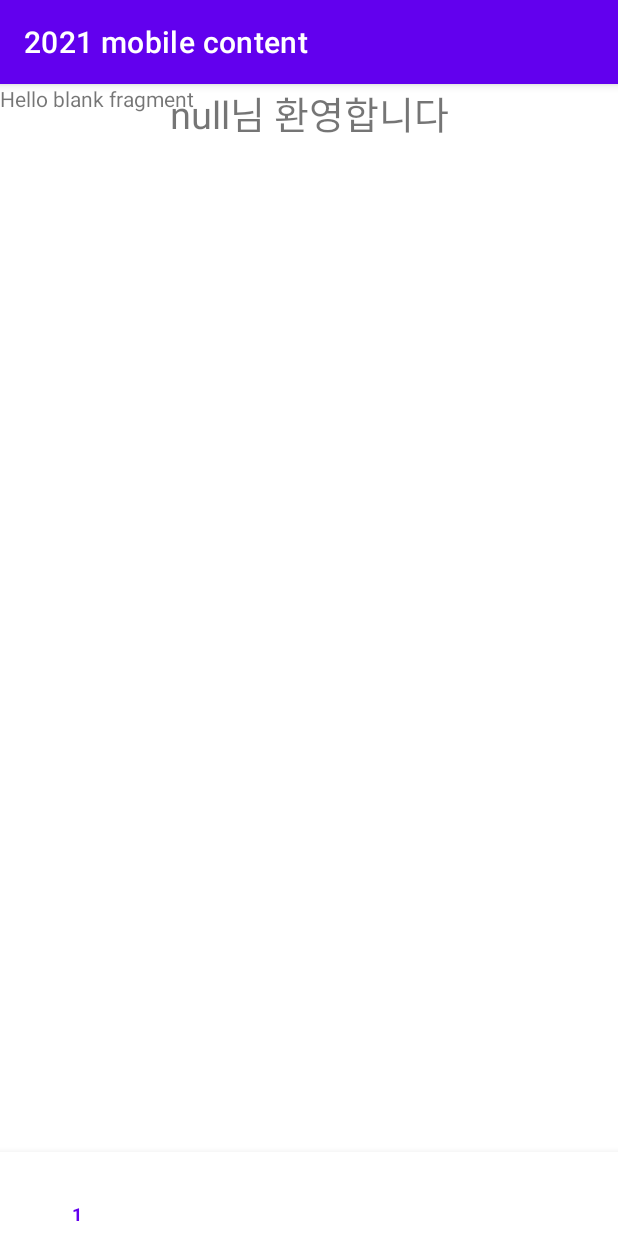
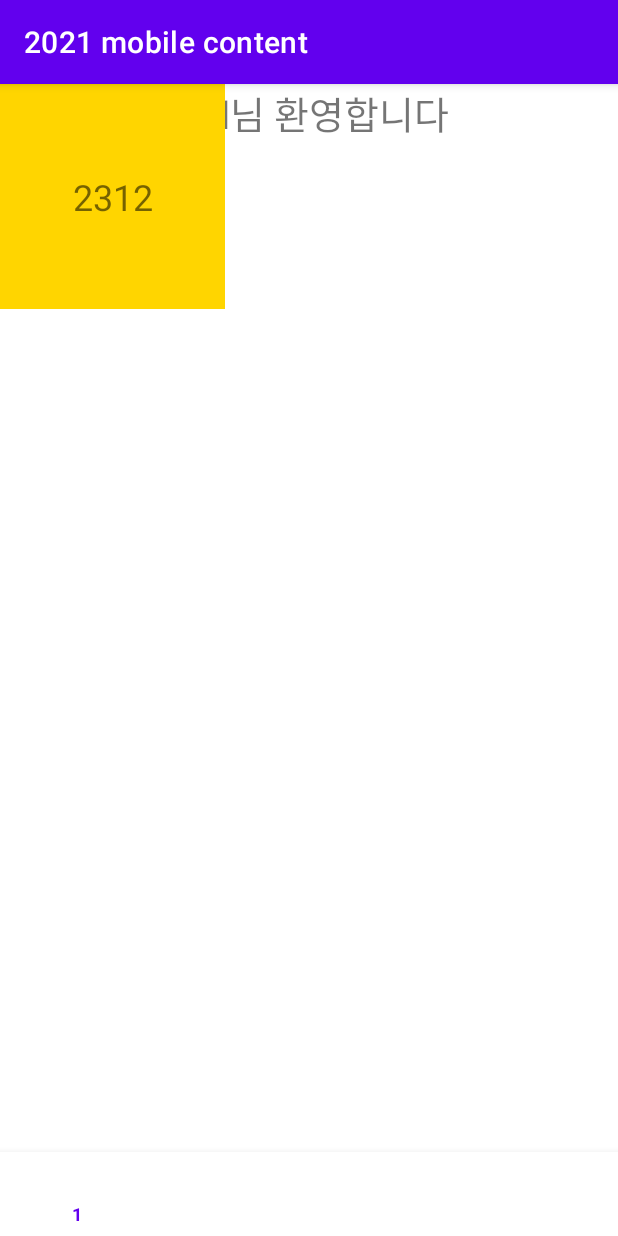
Before and after one commit to polaris428/2021mobilecontent, an Android app: the fragment GraphFragment_2 placed in its activity, on a phone screen of 412 x 824 dp. Run offline under Robolectric (Android 15) with nearby library versions, the phone set to English and light mode, and no system bars; our stand-ins replace Firebase (no records; nobody signed in at launch, a user with empty details on screens opened directly); 3 statements that could not run were skipped.

Commit message:
코드 꼬임 수정 각종 버그 수정
코드 꼬임 수정 각종 버그 수정

```diff
--- a/app/src/main/java/com/example/a2021mobilecontent/Fragment1.java
+++ b/app/src/main/java/com/example/a2021mobilecontent/Fragment1.java
@@ -1,6 +1,7 @@
 package com.example.a2021mobilecontent;
 
 import android.content.Context;
+import android.content.Intent;
 import android.content.SharedPreferences;
 import android.os.Bundle;
 
@@ -10,10 +11,16 @@ import android.os.Debug;
 import android.view.LayoutInflater;
 import android.view.View;
 import android.view.ViewGroup;
+import android.view.WindowManager;
 import android.widget.SeekBar;
 import android.widget.Toast;
 
 import com.example.a2021mobilecontent.databinding.Fragment1Binding;
+import com.google.firebase.database.DataSnapshot;
+import com.google.firebase.database.DatabaseError;
+import com.google.firebase.database.DatabaseReference;
+import com.google.firebase.database.FirebaseDatabase;
+import com.google.firebase.database.ValueEventListener;
 
 /**
  * A simple {@link Fragment} subclass.
@@ -22,6 +29,10 @@ import com.example.a2021mobilecontent.databinding.Fragment1Binding;
  */
 public class Fragment1 extends Fragment {
     private Fragment1Binding binding;
+
+    FirebaseDatabase database = FirebaseDatabase.getInstance();
+
+    public  int value;
     // TODO: Rename parameter arguments, choose names that match
     // the fragment initialization parameters, e.g. ARG_ITEM_NUMBER
     private static final String ARG_PARAM1 = "param1";
@@ -59,10 +70,10 @@ public class Fragment1 extends Fragment {
         if (getArguments() != null) {
             mParam1 = getArguments().getString(ARG_PARAM1);
             mParam2 = getArguments().getString(ARG_PARAM2);
+
         }
     }
-    int Caffeine;
-    int currentProgress = 80;
+
     @Override
     public View onCreateView(LayoutInflater inflater, ViewGroup container,
                              Bundle savedInstanceState) {
@@ -70,37 +81,58 @@ public class Fragment1 extends Fragment {
 
         binding = Fragment1Binding.inflate(inflater, container, false);
         View view = binding.getRoot();
+        SharedPreferences sf = this.getActivity().getSharedPreferences("Login", Context.MODE_PRIVATE);
+        String id = sf.getString("id","");
+        DatabaseReference Caffeine = database.getReference("UserProfile").child(id).child("Caffeine");
 
 
-        SharedPreferences sf = getContext().getSharedPreferences("Caffeine", Context.MODE_PRIVATE);
-        //text라는 key에 저장된 값이 있는지 확인. 아무값도 들어있지 않으면 ""를 반환
-         Caffeine = sf.getInt("Caffeine",100);
-        System.out.println(Caffeine);
-
-
-
-
+        binding.circularFillableLoaders.setProgress(100-value);
 
         binding.popbtn.setOnClickListener(new View.OnClickListener() {
             @Override
             public void onClick(View v) {
-                // 커스텀 다이얼로그를 생성한다. 사용자가 만든 클래스이다.
-                Caffeine_Popup dlg = new Caffeine_Popup( getActivity());
-                dlg.show();
+                //Caffeine_Popup dlg = new Caffeine_Popup(getContext());
+                //dlg.setCanceledOnTouchOutside(true);
+                //dlg.setCancelable(true);
+                //dlg.getWindow().setLayout(WindowManager.LayoutParams.MATCH_PARENT, WindowManager.LayoutParams.MATCH_PARENT);
+                //dlg.show();
 
             }
         });
+        binding.test1.setOnClickListener(new View.OnClickListener() {
+            @Override
+            public void onClick(View v) {
+                Caffeine.setValue(value+10);
+            }
+        });
+        binding.test2.setOnClickListener(new View.OnClickListener() {
+            @Override
+            public void onClick(View v) {
+                Caffeine.setValue(value-10);
+            }
+        });
 
+        Caffeine.addValueEventListener(new ValueEventListener() {
+            @Override
+            public void onDataChange(DataSnapshot dataSnapshot) {
+                // This method is called once with the initial value and again
+                // whenever data at this location is updated.
+                value = dataSnapshot.getValue(Integer.class);
+                binding.circularFillableLoaders.setProgress(100-value);
+                System.out.println(value);
+
+            }
+
+            @Override
+            public void onCancelled(DatabaseError error) {
+                // Failed to read value
+
+            }
+        });
         return view;
 
     }
-    @Override
-    public void onDestroyView() {
-        super.onDestroyView();
-        binding = null;
-    }
-    public void add(){
 
-        binding.circularFillableLoaders.setProgress((400-Caffeine)/4);
-    }
+
+
 }
--- a/app/src/main/res/drawable/circle.xml
+++ b/app/src/main/res/drawable/circle.xml
@@ -1,6 +1,6 @@
 <?xml version="1.0" encoding="utf-8"?>
 <shape xmlns:android="http://schemas.android.com/apk/res/android" android:shape="oval">
-    <solid android:color="#FF5733"/>
+    <solid android:color="#FF2D00"/>
     <stroke android:width="3dp" android:color="#DBFF33"/>
     <size android:width="350dp" android:height="350dp"/>
 </shape>
--- a/app/src/main/res/layout/fragment_graph_2.xml
+++ b/app/src/main/res/layout/fragment_graph_2.xml
@@ -3,12 +3,36 @@
     xmlns:tools="http://schemas.android.com/tools"
     android:layout_width="match_parent"
     android:layout_height="match_parent"
+    xmlns:app="http://schemas.android.com/apk/res-auto"
     tools:context=".GraphFragment_2">
 
     <!-- TODO: Update blank fragment layout -->
-    <TextView
-        android:layout_width="match_parent"
-        android:layout_height="match_parent"
-        android:text="@string/hello_blank_fragment" />
+    <androidx.constraintlayout.widget.ConstraintLayout
+        android:layout_width="wrap_content"
+        android:layout_height="wrap_content"
+        >
+        <ImageView
+            android:id="@+id/img1"
+            android:layout_width="150dp"
+            android:layout_height="150dp"
+            app:layout_constraintLeft_toLeftOf="parent"
+            app:layout_constraintRight_toRightOf="parent"
+            app:layout_constraintTop_toTopOf="parent"
+            android:background="#FFD500">
+
+
+        </ImageView>
+        <TextView
+            android:layout_width="wrap_content"
+            android:layout_height="wrap_content"
+            android:text="2312"
+            android:textSize="24dp"
+            app:layout_constraintLeft_toLeftOf="@id/img1"
+            app:layout_constraintRight_toRightOf="@+id/img1"
+            app:layout_constraintTop_toTopOf="@+id/img1"
+            app:layout_constraintBottom_toBottomOf="@+id/img1">
+
+        </TextView>
+    </androidx.constraintlayout.widget.ConstraintLayout>
 
 </FrameLayout>
```
Also changed, not shown: app/build.gradle (+5 -2 lines), app/src/main/AndroidManifest.xml (+7 -1 lines), app/src/main/java/com/example/a2021mobilecontent/Caffeine_Popup.java (+16 -22 lines), app/src/main/java/com/example/a2021mobilecontent/CustomAdapter.java (+53 -52 lines), app/src/main/java/com/example/a2021mobilecontent/JoinActivity.java (+4 -4 lines), app/src/main/res/layout/activity_caffeine_popup.xml (+5 -4 lines), app/src/main/res/layout/fragment_1.xml (+15 -8 lines).
